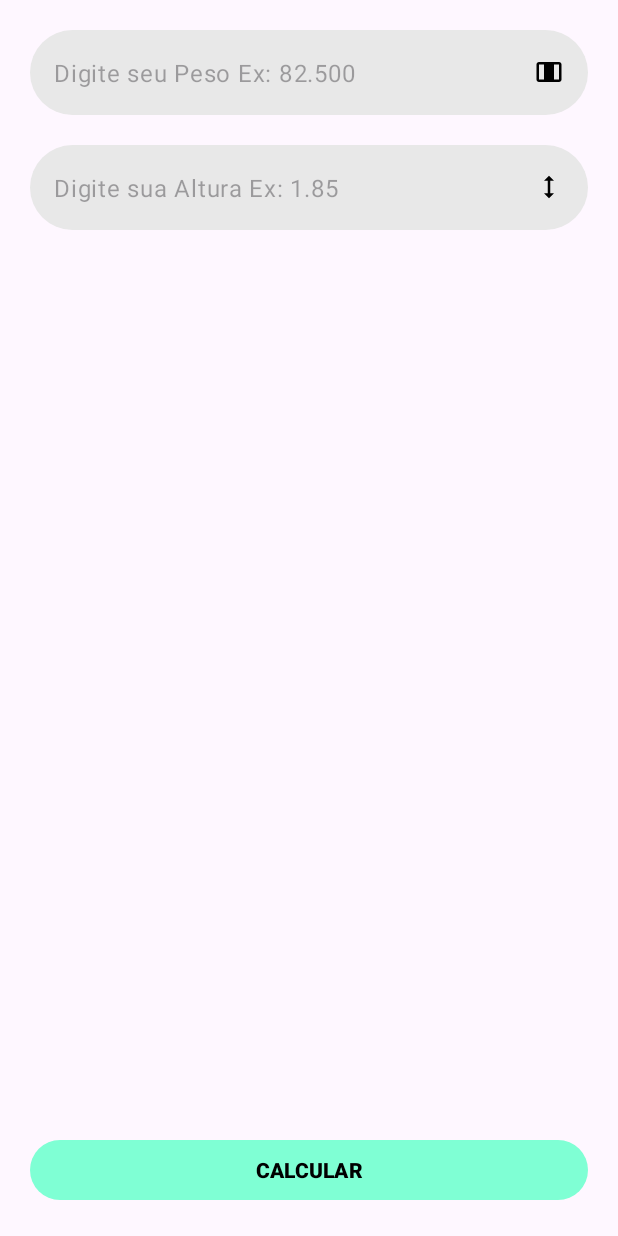
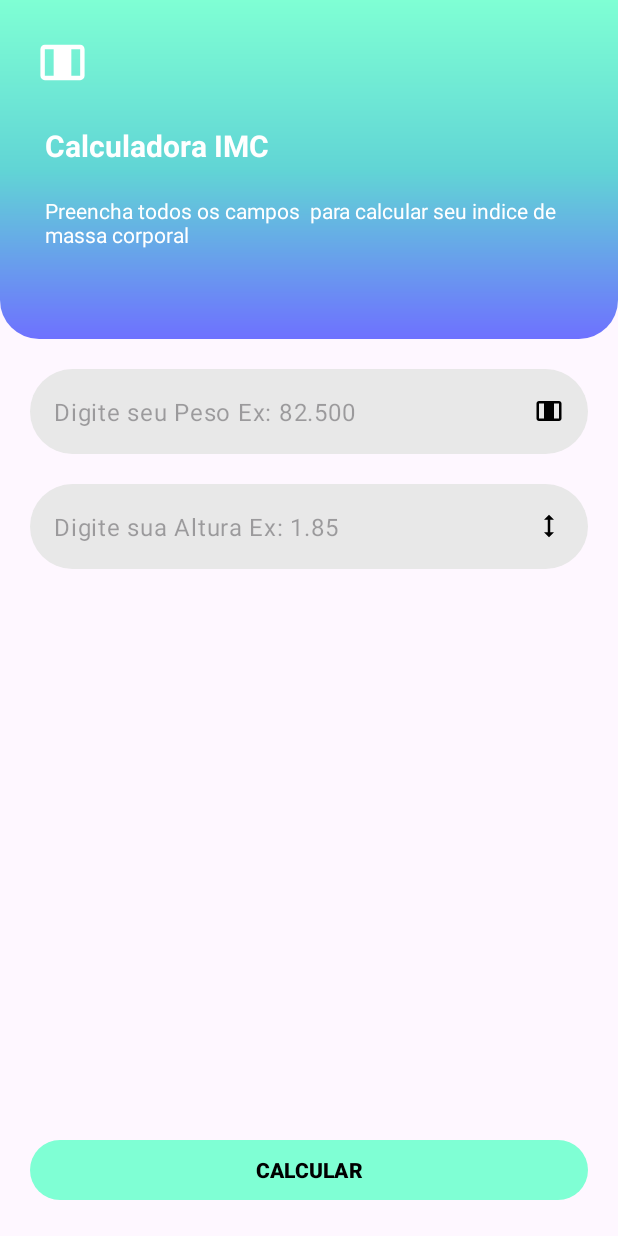
Before and after one commit to LuisGuilhermeMacedo/imc_calculator, an Android app: the screen it shows after launch (MainActivity), on a phone screen of 412 x 824 dp. Run offline under Robolectric (Android 15) with nearby library versions, the phone set to English and light mode, and no system bars.

Commit message:
New UI / UX improvements

```diff
--- a/app/src/main/res/drawable/background.xml
+++ b/app/src/main/res/drawable/background.xml
@@ -1,9 +1,8 @@
 <?xml version="1.0" encoding="utf-8"?>
 <shape xmlns:android="http://schemas.android.com/apk/res/android">
     <gradient
-        android:startColor="@color/darkgray"
-        android:centerColor="@color/lightgray"
-        android:endColor="@color/darkgray"
+        android:startColor="@color/primary"
+        android:endColor="@color/primary_dark"
         android:angle="90"
 
         />
--- /dev/null
+++ b/app/src/main/res/drawable/view_bg.xml
@@ -0,0 +1,22 @@
+<?xml version="1.0" encoding="utf-8"?>
+<shape xmlns:android="http://schemas.android.com/apk/res/android">
+
+    <corners
+        android:topLeftRadius="0dp"
+        android:topRightRadius="0dp"
+        android:bottomLeftRadius="26dp"
+        android:bottomRightRadius="26dp"/>
+
+    <gradient
+        android:startColor="@color/primary"
+        android:centerColor="@color/primary_dark"
+        android:endColor="@color/secondary"
+
+        android:angle="270"
+
+        />
+
+
+
+
+</shape>
--- /dev/null
+++ b/app/src/main/res/drawable/weight2_icon.xml
@@ -0,0 +1,5 @@
+<vector xmlns:android="http://schemas.android.com/apk/res/android" android:height="35dp" android:tint="#FFFFFF" android:viewportHeight="24" android:viewportWidth="24" android:width="35dp">
+
+    <path android:fillColor="@android:color/white" android:pathData="M20,4H4C2.9,4 2,4.9 2,6v12c0,1.1 0.9,2 2,2h16c1.1,0 2,-0.9 2,-2V6C22,4.9 21.1,4 20,4zM4,6h4v12H4V6zM20,18h-4V6h4V18z"/>
+
+</vector>
--- a/app/src/main/res/layout/activity_main.xml
+++ b/app/src/main/res/layout/activity_main.xml
@@ -7,6 +7,54 @@
 
 
     tools:context=".MainActivity">
+
+    <LinearLayout
+        android:id="@+id/ctn_main"
+        android:layout_width="match_parent"
+        android:orientation="vertical"
+        android:layout_height="wrap_content"
+        android:background="@drawable/view_bg"
+        app:layout_constraintEnd_toEndOf="parent"
+        app:layout_constraintStart_toStartOf="parent"
+        app:layout_constraintTop_toTopOf="parent">
+
+        <ImageView
+            android:layout_width="wrap_content"
+            android:layout_height="wrap_content"
+            android:src="@drawable/weight2_icon"
+            android:layout_margin="24dp"
+            >
+
+        </ImageView>
+
+        <TextView
+            android:layout_width="match_parent"
+            android:layout_height="wrap_content"
+            android:textColor="@color/white"
+            android:layout_marginLeft="30dp"
+            android:textSize="20dp"
+            android:textStyle="bold"
+
+            android:text="Calculadora IMC"
+            >
+
+        </TextView>
+
+        <TextView
+            android:layout_width="match_parent"
+            android:layout_height="wrap_content"
+            android:layout_marginLeft="30dp"
+            android:textColor="@color/white"
+            android:layout_marginTop="20dp"
+            android:layout_marginBottom="60dp"
+
+
+            android:text="Preencha todos os campos  para calcular seu indice de massa corporal"
+            >
+
+        </TextView>
+
+    </LinearLayout>
 
 
 
@@ -29,7 +77,7 @@
         app:hintEnabled="false"
         android:layout_width="match_parent"
         android:layout_height="wrap_content"
-        app:layout_constraintTop_toTopOf="parent"
+        app:layout_constraintTop_toBottomOf="@+id/ctn_main"
         android:layout_margin="20dp"
 
         >
--- a/app/src/main/res/values-night/themes.xml
+++ b/app/src/main/res/values-night/themes.xml
@@ -3,6 +3,6 @@
     <style name="Base.Theme.Calculadoraimc" parent="Theme.Material3.DayNight.NoActionBar">
         <!-- Customize your dark theme here. -->
         <item name="colorPrimary">@color/primary</item>
-        <item name="android:statusBarColor">@color/primary_dark</item>
+        <item name="android:statusBarColor">@color/primary</item>
     </style>
 </resources>
--- a/app/src/main/res/values/themes.xml
+++ b/app/src/main/res/values/themes.xml
@@ -3,7 +3,7 @@
     <style name="Base.Theme.Calculadoraimc" parent="Theme.Material3.DayNight.NoActionBar">
         <!-- Customize your light theme here. -->
         <item name="colorPrimary">@color/primary</item>
-        <item name="android:statusBarColor">@color/primary_dark</item>
+        <item name="android:statusBarColor">@color/primary</item>
     </style>
 
     <style name="Theme.Calculadoraimc" parent="Base.Theme.Calculadoraimc" />
```
